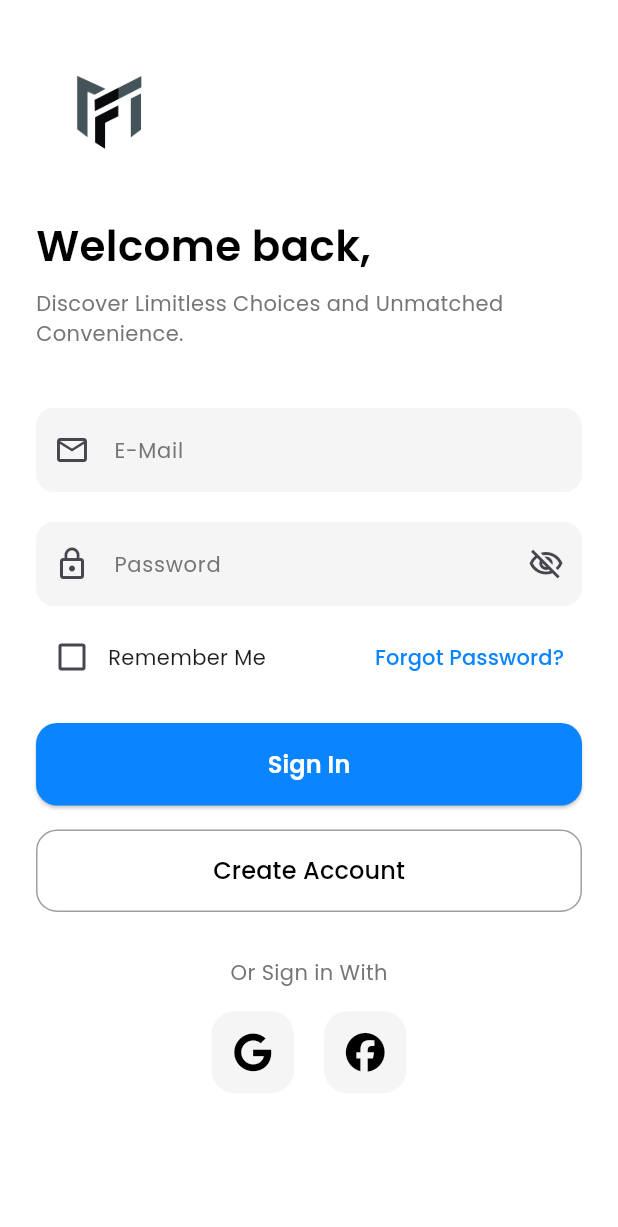
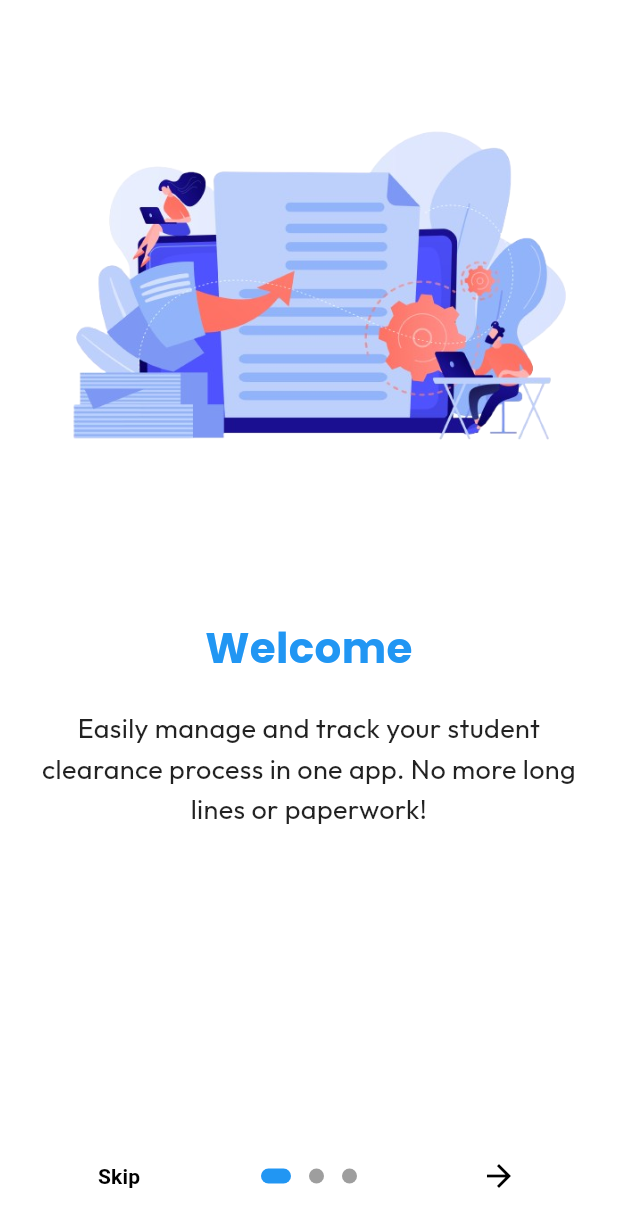
Before and after one commit to anthonyc-dev/ASCS-Flutter-Client-side-, a Flutter app: the screen it shows after launch, on a phone screen of 412 x 824 dp. Shown: the top 1227 px of the screen. Run offline on Flutter 3.47's test engine with Material 3 defaults, Android fonts, the light colour scheme and no system bars; drawn by our look-alikes of introduction_screen; our stand-ins replace flutter_dotenv, flutter_screenutil, font_awesome_flutter, google_fonts, google_nav_bar, line_icons and 1 more.

Commit message:
feat: add onboarding screen with shared preferences persistence

```diff
--- a/my_app/lib/main.dart
+++ b/my_app/lib/main.dart
@@ -13,17 +13,27 @@ import 'package:my_app/screens/home_screen.dart';
 import 'package:my_app/screens/nonifiocation.dart';
 import 'package:my_app/screens/profile_screen.dart';
 import 'package:my_app/screens/qr_code.dart';
+import 'package:my_app/screens/onboarding_screen.dart';
 import 'package:my_app/utils/screen_size.dart';
+import 'package:shared_preferences/shared_preferences.dart';
 
 Future main() async {
   WidgetsFlutterBinding.ensureInitialized();
   await dotenv.load(fileName: ".env");
 
-  runApp(const MyApp());
+// onboarding remove if there have error
+  SharedPreferences prefs = await SharedPreferences.getInstance();
+  bool seenOnboarding = prefs.getBool('seenOnboarding') ?? false;
+
+  runApp(MyApp(seenOnboarding: seenOnboarding));
 }
 
 class MyApp extends StatelessWidget {
-  const MyApp({super.key});
+  // const MyApp({super.key});
+
+// onboarding remove if there have error
+  final bool seenOnboarding;
+  const MyApp({Key? key, required this.seenOnboarding}) : super(key: key);
 
   @override
   Widget build(BuildContext context) {
@@ -35,7 +45,7 @@ class MyApp extends StatelessWidget {
       builder: (context, child) {
         return MaterialApp(
           debugShowCheckedModeBanner: false,
-          title: 'ASCS',
+          title: 'Automated Student Clearance System',
           theme: ThemeData(
             primarySwatch: Colors.blue,
             textTheme: const TextTheme(
@@ -46,7 +56,7 @@ class MyApp extends StatelessWidget {
               // Add other styles here as needed
             ),
           ),
-          initialRoute: '/login', //signin
+          initialRoute: seenOnboarding ? '/login' : '/onboarding', //signin
           routes: {
             '/homeDashboard': (context) => const HomeDashboard(),
             '/home': (context) => const HomeScreen(),
@@ -60,6 +70,7 @@ class MyApp extends StatelessWidget {
             '/clearance': (context) => const DeptClearance(),
             '/login': (context) => const LoginScreen(),
             '/register': (context) => const RegisterScreen(),
+            '/onboarding': (context) => const OnboardingScreen(),
           },
         );
       },
--- a/my_app/lib/screens/example_login.dart
+++ b/my_app/lib/screens/example_login.dart
@@ -149,7 +149,9 @@ class _LoginScreenState extends State<LoginScreen> {
                       borderRadius: BorderRadius.circular(14),
                     ),
                   ),
-                  onPressed: () {},
+                  onPressed: () {
+                    Navigator.pushReplacementNamed(context, '/home');
+                  },
                   child: Text(
                     "Sign In",
                     style: GoogleFonts.poppins(
--- /dev/null
+++ b/my_app/lib/screens/onboarding_screen.dart
@@ -0,0 +1,151 @@
+import 'package:flutter/material.dart';
+import 'package:introduction_screen/introduction_screen.dart';
+import 'package:my_app/screens/example_login.dart';
+import 'package:shared_preferences/shared_preferences.dart';
+
+class OnboardingScreen extends StatefulWidget {
+  const OnboardingScreen({Key? key}) : super(key: key);
+
+  @override
+  State<OnboardingScreen> createState() => _OnboardingScreenState();
+}
+
+class _OnboardingScreenState extends State<OnboardingScreen> {
+  // Function to set onboarding as seen
+  Future<void> _completeOnboarding() async {
+    SharedPreferences prefs = await SharedPreferences.getInstance();
+    await prefs.setBool('seenOnboarding', true);
+
+    // Check if widget is still in the widget tree
+    if (!mounted) return;
+
+    Navigator.of(context).pushReplacement(
+      MaterialPageRoute(builder: (_) => const LoginScreen()),
+    );
+  }
+
+  @override
+  Widget build(BuildContext context) {
+    return SafeArea(
+      top: false,
+      bottom: true,
+      child: IntroductionScreen(
+        pages: [
+          PageViewModel(
+            title: "Welcome",
+            body:
+                "Easily manage and track your student clearance process in one app. No more long lines or paperwork!",
+            image: Center(
+              child: Image.asset(
+                "images/onboarding/3.png",
+                height: 500,
+                width: 500,
+                fit: BoxFit.contain,
+              ),
+            ),
+            decoration: const PageDecoration(
+              titleTextStyle: TextStyle(
+                fontSize: 28,
+                fontWeight: FontWeight.bold,
+                color: Colors.blue,
+                fontFamily: 'Poppins', // You can use a custom font
+              ),
+              bodyTextStyle: TextStyle(
+                fontSize: 18,
+                color: Colors.black87,
+                height: 1.5, // line spacing
+              ),
+              pageColor: Colors.white, // Background color of this page
+              imagePadding: EdgeInsets.all(24), // Padding around the image
+              contentMargin:
+                  EdgeInsets.symmetric(horizontal: 16), // Margin around text
+              titlePadding:
+                  EdgeInsets.only(top: 30, bottom: 20), // Padding around title
+            ),
+          ),
+          PageViewModel(
+            title: "Track Your Clearance",
+            body:
+                "Monitor your clearance progress in real-time. See which departments have approved your documents.",
+            image: Center(
+              child: Image.asset(
+                "images/onboarding/1.png",
+                height: 500,
+                width: 500,
+                fit: BoxFit.contain,
+              ),
+            ),
+            decoration: const PageDecoration(
+              titleTextStyle: TextStyle(
+                fontSize: 28,
+                fontWeight: FontWeight.bold,
+                color: Colors.blue,
+                fontFamily: 'Poppins', // You can use a custom font
+              ),
+              bodyTextStyle: TextStyle(
+                fontSize: 18,
+                color: Colors.black87,
+                height: 1.5, // line spacing
+              ),
+              pageColor: Colors.white, // Background color of this page
+              imagePadding: EdgeInsets.all(24), // Padding around the image
+              contentMargin:
+                  EdgeInsets.symmetric(horizontal: 16), // Margin around text
+              titlePadding:
+                  EdgeInsets.only(top: 30, bottom: 20), // Padding around title
+            ),
+          ),
+          PageViewModel(
+            title: "Get Notifications & Alerts",
+            body:
+                "Receive instant updates when your clearance is approved or if additional documents are needed.",
+            image: Center(
+              child: Image.asset(
+                "images/onboarding/2.png",
+                height: 500,
+                width: 500,
+                fit: BoxFit.contain,
+              ),
+            ),
+            decoration: const PageDecoration(
+              titleTextStyle: TextStyle(
+                fontSize: 28,
+                fontWeight: FontWeight.bold,
+                color: Colors.blue,
+                fontFamily: 'Poppins', // You can use a custom font
+              ),
+              bodyTextStyle: TextStyle(
+                fontSize: 18,
+                color: Colors.black87,
+                height: 1.5, // line spacing
+              ),
+              pageColor: Colors.white, // Background color of this page
+              imagePadding: EdgeInsets.all(24), // Padding around the image
+              contentMargin:
+                  EdgeInsets.symmetric(horizontal: 16), // Margin around text
+              titlePadding:
+                  EdgeInsets.only(top: 30, bottom: 20), // Padding around title
+            ),
+          ),
+        ],
+        onDone: _completeOnboarding,
+        showSkipButton: true,
+        skip: const Text("Skip",
+            style: TextStyle(fontWeight: FontWeight.w600, color: Colors.black)),
+        next: const Icon(Icons.arrow_forward, color: Colors.black, size: 24),
+        done: const Text("Done",
+            style: TextStyle(fontWeight: FontWeight.w600, color: Colors.black)),
+        dotsDecorator: DotsDecorator(
+          size: const Size(10, 10), // Inactive dot size
+          color: Colors.grey, // Inactive dot color
+          activeSize: const Size(20, 10), // Active dot size
+          activeColor: Colors.blue, // Active dot color
+          activeShape: RoundedRectangleBorder(
+            // Shape of active dot
+            borderRadius: BorderRadius.circular(25),
+          ),
+        ),
+      ),
+    );
+  }
+}
--- a/my_app/pubspec.yaml
+++ b/my_app/pubspec.yaml
@@ -49,6 +49,8 @@ dependencies:
   line_icons: ^2.0.3
   flutter_native_splash: ^2.4.6
   font_awesome_flutter: ^10.10.0
+  shared_preferences: ^2.5.3
+  introduction_screen: ^4.0.0
 
 dev_dependencies:
   flutter_test:
@@ -102,6 +104,7 @@ flutter:
   assets:
     - images/
     - images/microflux/
+    - images/onboarding/
     - .env
     - fonts/
 
```
Also changed, not shown: my_app/images/onboarding/1.png (added), my_app/images/onboarding/2.png (added), my_app/images/onboarding/3.png (added), my_app/pubspec.lock, 1 other file.
